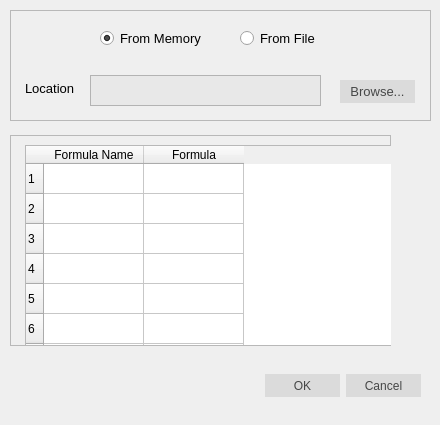
First picture: the form in dlgloadformula.ui, repository rddealwis/Formular_Calculator_and_Integrator, before the edit.
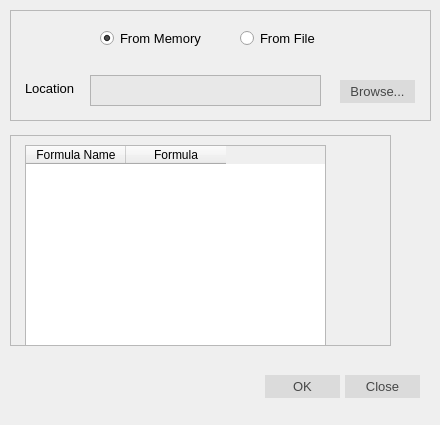
Second picture: the form after the edit. Icons and pictures are not drawn.

Diff of the .ui file:
```diff
--- a/dlgloadformula.ui
+++ b/dlgloadformula.ui
@@ -26,43 +26,6 @@
     <selectedon>:/resources/resources/windowicon.png</selectedon>
    </iconset>
   </property>
-  <widget class="QDialogButtonBox" name="buttonBox">
-   <property name="geometry">
-    <rect>
-     <x>10</x>
-     <y>370</y>
-     <width>411</width>
-     <height>32</height>
-    </rect>
-   </property>
-   <property name="font">
-    <font>
-     <family>Lao UI</family>
-     <pointsize>10</pointsize>
-    </font>
-   </property>
-   <property name="autoFillBackground">
-    <bool>true</bool>
-   </property>
-   <property name="styleSheet">
-    <string notr="true">QPushButton{
- 	background-color: #dbdbdb;
-    border: 2px;
-	color:#464747;
-	width:75px;
-	height:23px;
-
-}
-
-QPushButton:hover{background-color:#40bd9e; color:white;}</string>
-   </property>
-   <property name="orientation">
-    <enum>Qt::Horizontal</enum>
-   </property>
-   <property name="standardButtons">
-    <set>QDialogButtonBox::Cancel|QDialogButtonBox::Ok</set>
-   </property>
-  </widget>
   <widget class="QFrame" name="frmTable">
    <property name="geometry">
     <rect>
@@ -82,11 +45,14 @@
     <enum>QFrame::Raised</enum>
    </property>
    <widget class="QTableWidget" name="tblCurrentFormulae">
+    <property name="enabled">
+     <bool>true</bool>
+    </property>
     <property name="geometry">
      <rect>
       <x>15</x>
       <y>10</y>
-      <width>401</width>
+      <width>301</width>
       <height>201</height>
      </rect>
     </property>
@@ -101,21 +67,11 @@
      <enum>Qt::SolidLine</enum>
     </property>
     <property name="rowCount">
-     <number>10</number>
+     <number>0</number>
     </property>
     <property name="columnCount">
      <number>2</number>
     </property>
-    <row/>
-    <row/>
-    <row/>
-    <row/>
-    <row/>
-    <row/>
-    <row/>
-    <row/>
-    <row/>
-    <row/>
     <column>
      <property name="text">
       <string>Formula Name</string>
@@ -270,6 +226,64 @@
     </property>
    </widget>
   </widget>
+  <widget class="QPushButton" name="pbClose">
+   <property name="geometry">
+    <rect>
+     <x>345</x>
+     <y>375</y>
+     <width>75</width>
+     <height>23</height>
+    </rect>
+   </property>
+   <property name="font">
+    <font>
+     <family>Lao UI</family>
+     <pointsize>10</pointsize>
+    </font>
+   </property>
+   <property name="styleSheet">
+    <string notr="true">QPushButton{
+ 	background-color: #dbdbdb;
+    border: 2px;
+	color:#464747;
+
+}
+
+QPushButton:hover{background-color:#40bd9e; color:white;}</string>
+   </property>
+   <property name="text">
+    <string>Close</string>
+   </property>
+  </widget>
+  <widget class="QPushButton" name="pbLoadFormula">
+   <property name="geometry">
+    <rect>
+     <x>265</x>
+     <y>375</y>
+     <width>75</width>
+     <height>23</height>
+    </rect>
+   </property>
+   <property name="font">
+    <font>
+     <family>Lao UI</family>
+     <pointsize>10</pointsize>
+    </font>
+   </property>
+   <property name="styleSheet">
+    <string notr="true">QPushButton{
+ 	background-color: #dbdbdb;
+    border: 2px;
+	color:#464747;
+
+}
+
+QPushButton:hover{background-color:#40bd9e; color:white;}</string>
+   </property>
+   <property name="text">
+    <string>OK</string>
+   </property>
+  </widget>
  </widget>
  <resources/>
  <connections>
```
Left out of the diff: 38 changed lines with no effect on the pictures.
